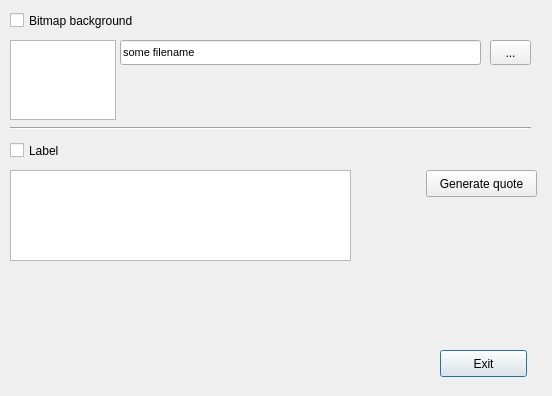
First picture: the form in wndMain.ui, repository tobiaspetschke/imgen, before the edit.
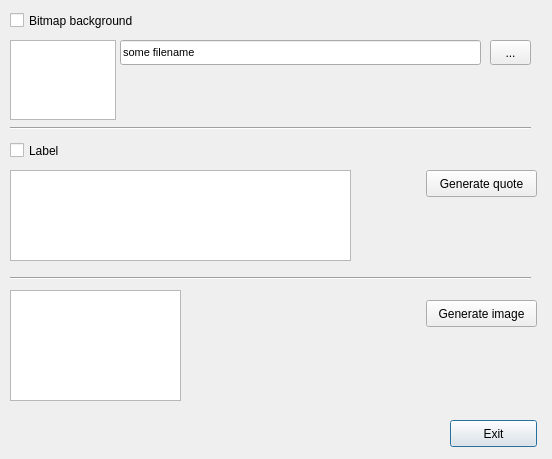
Second picture: the form after the edit.

Diff of the .ui file:
```diff
--- a/wndMain.ui
+++ b/wndMain.ui
@@ -7,7 +7,7 @@
     <x>0</x>
     <y>0</y>
     <width>552</width>
-    <height>396</height>
+    <height>459</height>
    </rect>
   </property>
   <property name="sizePolicy">
@@ -41,8 +41,8 @@
    <widget class="QPushButton" name="btnExit">
     <property name="geometry">
      <rect>
-      <x>440</x>
-      <y>350</y>
+      <x>450</x>
+      <y>420</y>
       <width>87</width>
       <height>27</height>
      </rect>
@@ -157,6 +157,45 @@
      <string>Generate quote</string>
     </property>
    </widget>
+   <widget class="Line" name="line_2">
+    <property name="geometry">
+     <rect>
+      <x>10</x>
+      <y>270</y>
+      <width>521</width>
+      <height>16</height>
+     </rect>
+    </property>
+    <property name="orientation">
+     <enum>Qt::Horizontal</enum>
+    </property>
+   </widget>
+   <widget class="QPushButton" name="btnGenerateImg">
+    <property name="geometry">
+     <rect>
+      <x>426</x>
+      <y>300</y>
+      <width>111</width>
+      <height>27</height>
+     </rect>
+    </property>
+    <property name="text">
+     <string>Generate image</string>
+    </property>
+   </widget>
+   <widget class="QGraphicsView" name="graphImg">
+    <property name="geometry">
+     <rect>
+      <x>10</x>
+      <y>290</y>
+      <width>171</width>
+      <height>111</height>
+     </rect>
+    </property>
+    <property name="interactive">
+     <bool>false</bool>
+    </property>
+   </widget>
   </widget>
  </widget>
  <resources/>
```
